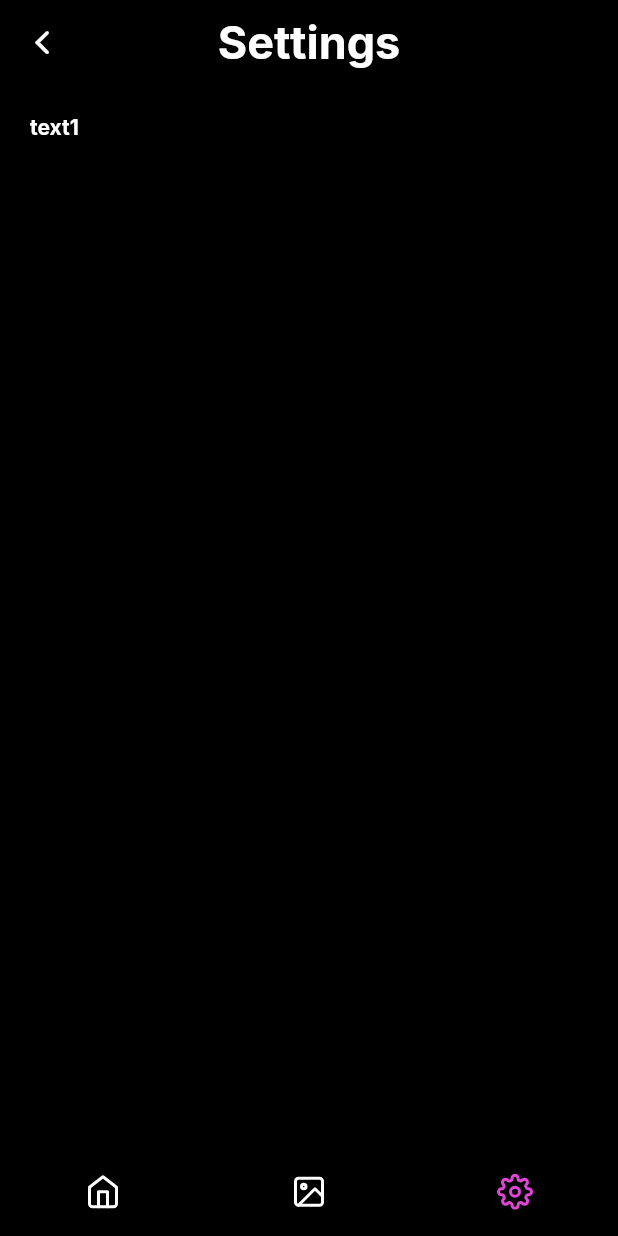
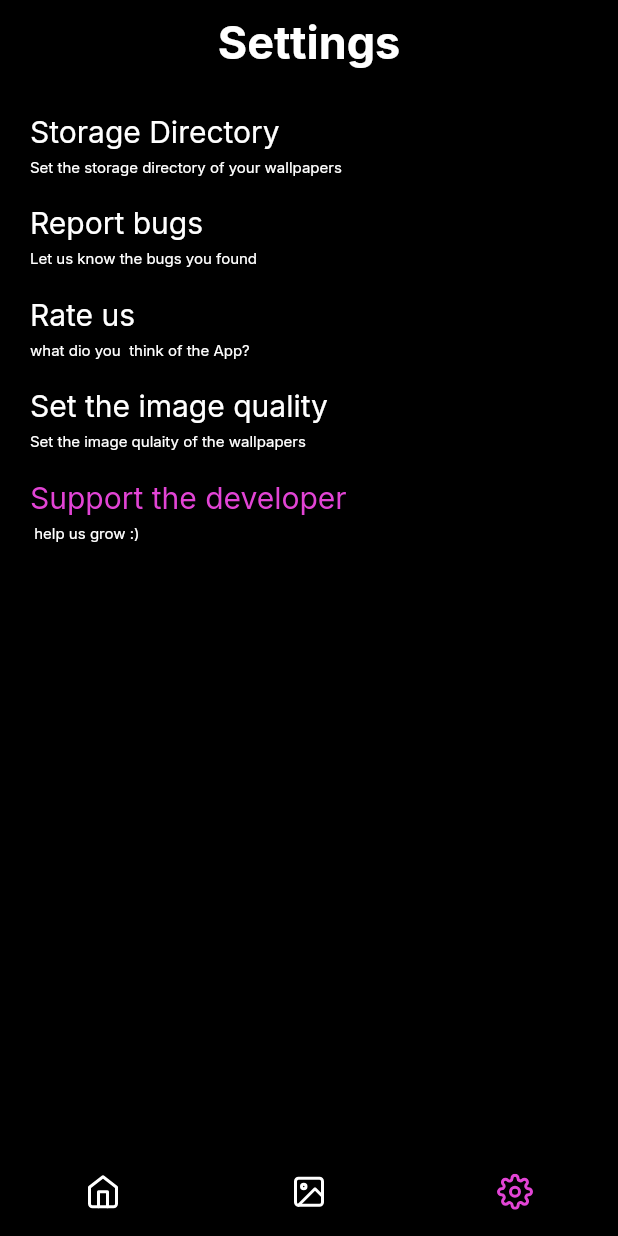
Before and after one commit to diptanshumahish/wallpups, a Flutter app: the screen it shows after launch, item 3 of the bottom bar chosen, on a phone screen of 412 x 824 dp. Run offline on Flutter 3.47's test engine with Material 2 defaults, Android fonts, the phone set to English and light mode, and no system bars; our stand-ins replace flutter_feather_icons, google_fonts; missing offline and left inert: wallpaper; network calls fail.

Commit message:
completed basic overview of all pages

```diff
--- a/lib/screens/search.dart
+++ b/lib/screens/search.dart
@@ -96,8 +96,9 @@ class SearchPage extends StatelessWidget {
           shrinkWrap: true,
           children: [
             SafeArea(
+              bottom: false,
               child: SizedBox(
-                height: 40,
+                height: 50,
                 child: Center(
                     child: Text("Explore",
                         style: TextStyle(
@@ -107,7 +108,7 @@ class SearchPage extends StatelessWidget {
                             letterSpacing: 1.3))),
               ),
             ),
-            SizedBox(height: 20),
+            SizedBox(height: 5),
             Padding(
               padding: const EdgeInsets.symmetric(vertical: 10, horizontal: 30),
               child: CupertinoSearchTextField(
@@ -128,8 +129,8 @@ class SearchPage extends StatelessWidget {
                     style: TextStyle(
                         color: AppColors.mainText,
                         fontSize: 25,
-                        fontWeight: FontWeight.w800,
-                        letterSpacing: 1),
+                        fontWeight: FontWeight.w600,
+                        letterSpacing: 0.5),
                   )),
             ),
             SizedBox(
--- a/lib/screens/settings.dart
+++ b/lib/screens/settings.dart
@@ -19,10 +19,6 @@ class _SettingsPageState extends State<SettingsPage> {
         centerTitle: true,
         backgroundColor: Colors.transparent,
         automaticallyImplyLeading: true,
-        leading: IconButton(
-          icon: const Icon(CupertinoIcons.back),
-          onPressed: () => Navigator.pop(context, false),
-        ),
         title: const Text(
           "Settings",
           style: TextStyle(
@@ -34,16 +30,51 @@ class _SettingsPageState extends State<SettingsPage> {
       ),
       body: Padding(
         padding: const EdgeInsets.all(20.0),
-        child: Column(
-          crossAxisAlignment: CrossAxisAlignment.start,
-          children: const [
-            InkWell(
-              child: Text(
-                "text1",
-                style: TextStyle(
-                    color: AppColors.mainText, fontWeight: FontWeight.w700),
-              ),
-            )
+        child: ListView(
+          physics: BouncingScrollPhysics(),
+          children: [
+            Container(
+                child: Column(
+              crossAxisAlignment: CrossAxisAlignment.start,
+              children: [
+                Text("Storage Directory",
+                    style: TextStyle(color: AppColors.mainText, fontSize: 20)),
+                SizedBox(height: 5),
+                Text("Set the storage directory of your wallpapers",
+                    style: TextStyle(color: AppColors.mainText, fontSize: 10)),
+                SizedBox(height: 20),
+//item 2
+                Text("Report bugs",
+                    style: TextStyle(color: AppColors.mainText, fontSize: 20)),
+                SizedBox(height: 5),
+                Text("Let us know the bugs you found",
+                    style: TextStyle(color: AppColors.mainText, fontSize: 10)),
+                SizedBox(height: 20),
+                //rate us
+                Text("Rate us ",
+                    style: TextStyle(color: AppColors.mainText, fontSize: 20)),
+                SizedBox(height: 5),
+                Text("what dio you  think of the App?",
+                    style: TextStyle(color: AppColors.mainText, fontSize: 10)),
+                SizedBox(height: 20),
+
+                //image quality
+                Text("Set the image quality",
+                    style: TextStyle(color: AppColors.mainText, fontSize: 20)),
+                SizedBox(height: 5),
+                Text("Set the image qulaity of the wallpapers",
+                    style: TextStyle(color: AppColors.mainText, fontSize: 10)),
+                SizedBox(height: 20),
+                //support
+                Text("Support the developer",
+                    style:
+                        TextStyle(color: AppColors.themeColors, fontSize: 20)),
+                SizedBox(height: 5),
+                Text(" help us grow :)",
+                    style: TextStyle(color: AppColors.mainText, fontSize: 10)),
+                SizedBox(height: 20),
+              ],
+            ))
           ],
         ),
       ),
```
